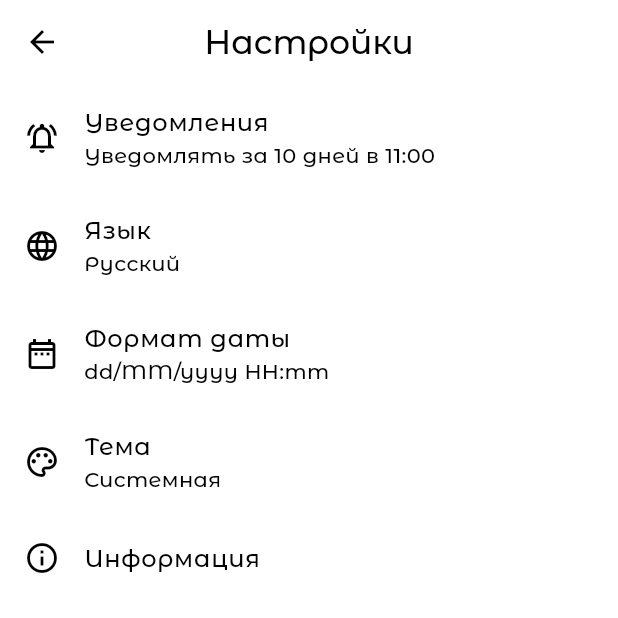
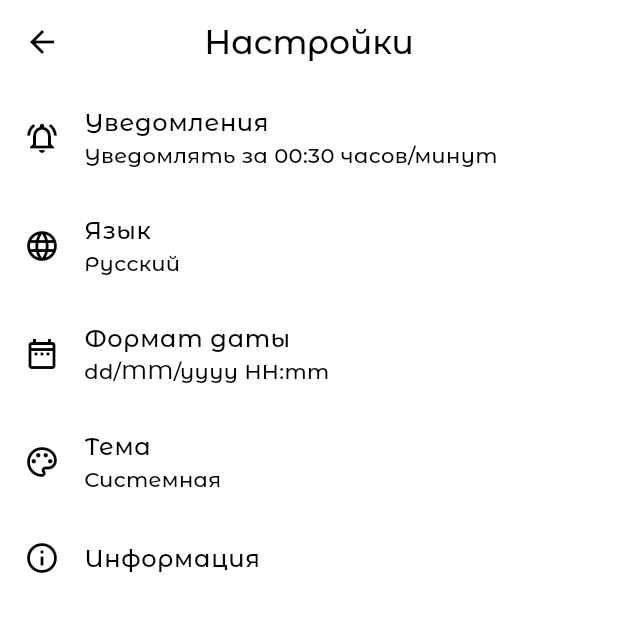
Before and after one commit to Krapivka/todo, a Flutter app: the screen it shows after launch, after a tap on the "menu" icon, on a phone screen of 412 x 824 dp, the top half of it. Run offline on Flutter 3.47's test engine with Material 3 defaults, Android fonts, the phone set to English and light mode, and no system bars; our stand-ins replace auto_route, awesome_notifications, bloc, dartz, equatable, flutter_bloc and 6 more; missing offline and left inert: yandex_mobileads; project files that could hold a hidden picture were left out.

Commit message:
The notification service has been changed. Now the notification arrives within the entered time (hours, minutes)

```diff
--- a/lib/core/services/notification/notification_service.dart
+++ b/lib/core/services/notification/notification_service.dart
@@ -22,19 +22,19 @@ class NotificationService {
         playSound: true,
         criticalAlerts: true,
       ),
-      NotificationChannel(
-        channelGroupKey: "high_importance_channel_group",
-        channelKey: "task_notification_nearby",
-        channelName: "Task notification nearby",
-        channelDescription: "This channel notification users about nearby task",
-        defaultColor: const Color.fromARGB(255, 192, 125, 166),
-        ledColor: Colors.white,
-        importance: NotificationImportance.Max,
-        channelShowBadge: true,
-        onlyAlertOnce: true,
-        playSound: true,
-        criticalAlerts: true,
-      ),
+      // NotificationChannel(
+      //   channelGroupKey: "high_importance_channel_group",
+      //   channelKey: "task_notification_nearby",
+      //   channelName: "Task notification nearby",
+      //   channelDescription: "This channel notification users about nearby task",
+      //   defaultColor: const Color.fromARGB(255, 192, 125, 166),
+      //   ledColor: Colors.white,
+      //   importance: NotificationImportance.Max,
+      //   channelShowBadge: true,
+      //   onlyAlertOnce: true,
+      //   playSound: true,
+      //   criticalAlerts: true,
+      // ),
       NotificationChannel(
         channelGroupKey: "high_importance_channel_group",
         channelKey: "task_notification_test",
@@ -105,37 +105,26 @@ class NotificationService {
   static Future<void> scheduleTaskNotification({
     required int id,
     required TaskEntity task,
-    required int interval,
     required DateTime dateTime,
     required int hourNotif,
     required int minuteNotif,
   }) async {
     final String title = task.title;
+    final String description = task.description ?? "";
 
-    DateTime notificationDateTimeNearby = DateTime(
-            dateTime.year, dateTime.month, dateTime.day, hourNotif, minuteNotif)
-        .subtract(Duration(days: interval));
-
-    DateTime notificationDateTimeInTask = DateTime(
-        dateTime.year, dateTime.month, dateTime.day, hourNotif, minuteNotif);
+    DateTime notificationDateTimeInTask =
+        dateTime.subtract(Duration(hours: hourNotif, minutes: minuteNotif));
 
     await showScheduleNotification(
-        id: -id,
+        id: id,
         channelKey: "task_notification_in_day",
         title: title,
-        body: "",
+        body: description,
         scheduleTime: notificationDateTimeInTask);
-
-    // await showScheduleNotification(
-    //     id: id,
-    //     channelKey: "task_notification_nearby",
-    //     title: title,
-    //     body: "${task.description}",
-    //     scheduleTime: notificationDateTimeNearby);
   }
 
   static Future<void> showTestNotification(body) async {
-    const String title = "Memo birthay";
+    const String title = "Task Calendar";
     await showNotification(title: title, body: body);
   }
 
--- a/lib/features/settings/bloc/bloc/settings_event.dart
+++ b/lib/features/settings/bloc/bloc/settings_event.dart
@@ -14,7 +14,7 @@ class InitializeSettingsEvent extends SettingsEvent {
 class SetNotificationDayTimeEvent extends SettingsEvent {
   const SetNotificationDayTimeEvent(this.dayTimeNotification);
 
-  final DayTimeNotification dayTimeNotification;
+  final TimeNotification dayTimeNotification;
   @override
   List<Object> get props => [dayTimeNotification];
 }
--- a/lib/features/settings/bloc/bloc/settings_state.dart
+++ b/lib/features/settings/bloc/bloc/settings_state.dart
@@ -6,14 +6,14 @@ class SettingsState extends Equatable {
   ///Field [dayTimeNotification] shows how many days are left before the task notification
   ///and time notification
   SettingsState({dayTimeNotification, status, language, dateFormat, theme})
-      : dayTimeNotification = dayTimeNotification ??
-            DayTimeNotification(day: 0, hour: 0, minute: 0),
+      : dayTimeNotification =
+            dayTimeNotification ?? TimeNotification(hour: 0, minute: 0),
         status = status ?? SettingsStatus.initial,
         language = language ?? '',
         dateFormat = dateFormat ?? '',
         theme = theme ?? AppThemeMode.system;
 
-  final DayTimeNotification dayTimeNotification;
+  final TimeNotification dayTimeNotification;
   final SettingsStatus status;
   final String language;
   final String dateFormat;
@@ -23,7 +23,7 @@ class SettingsState extends Equatable {
       [dayTimeNotification, status, language, dateFormat, theme];
 
   SettingsState copyWith({
-    DayTimeNotification? dayTimeNotification,
+    TimeNotification? dayTimeNotification,
     String? language,
     String? dateFormat,
     AppThemeMode? theme,
--- a/lib/features/settings/data/datasource/settings_local_data_source.dart
+++ b/lib/features/settings/data/datasource/settings_local_data_source.dart
@@ -4,9 +4,8 @@ import 'package:flutter/material.dart';
 import 'package:shared_preferences/shared_preferences.dart';
 
 abstract interface class AbstractSettingsLocalDataSource {
-  Future<DayTimeNotification> getNotificationDayTimeNotificationFromCache();
-  Future<void> notificationDayTimeNotificationToCache(
-      DayTimeNotification dayTime);
+  Future<TimeNotification> getNotificationDayTimeNotificationFromCache();
+  Future<void> notificationDayTimeNotificationToCache(TimeNotification dayTime);
   Future<String> getLanguageFromCache();
   Future<void> languageToCache(String lang);
   Future<String> getDateFormatFromCache();
@@ -36,20 +35,19 @@ class SettingsLocalDataSource extends AbstractSettingsLocalDataSource {
   SettingsLocalDataSource({required this.sharedPreferences});
 
   @override
-  Future<DayTimeNotification>
-      getNotificationDayTimeNotificationFromCache() async {
+  Future<TimeNotification> getNotificationDayTimeNotificationFromCache() async {
     String? dayTimeNotification =
         sharedPreferences.getString(keyDayTimeNotification);
     if (dayTimeNotification != null) {
-      return DayTimeNotification.fromJson(dayTimeNotification);
+      return TimeNotification.fromJson(dayTimeNotification);
     }
-    // Значение по умолчанию - day 10, hour 11, minute 0
-    return DayTimeNotification(day: 10, hour: 11, minute: 0);
+    // Значение по умолчанию - day 10, hour 0, minute 30
+    return TimeNotification(hour: 0, minute: 30);
   }
 
   @override
   Future<void> notificationDayTimeNotificationToCache(
-      DayTimeNotification dayTime) async {
+      TimeNotification dayTime) async {
     await sharedPreferences.setString(keyDayTimeNotification, dayTime.toJson());
   }
 
--- a/lib/features/settings/data/models/day_time_notification.dart
+++ b/lib/features/settings/data/models/day_time_notification.dart
@@ -1,23 +1,19 @@
 import 'dart:convert';
 
-class DayTimeNotification {
-  DayTimeNotification({
-    required this.day,
+class TimeNotification {
+  TimeNotification({
     required this.hour,
     required this.minute,
   });
 
-  int day;
   int hour;
   int minute;
 
-  DayTimeNotification copyWith({
-    int? day,
+  TimeNotification copyWith({
     int? hour,
     int? minute,
   }) {
-    return DayTimeNotification(
-      day: day ?? this.day,
+    return TimeNotification(
       hour: hour ?? this.hour,
       minute: minute ?? this.minute,
     );
@@ -25,15 +21,13 @@ class DayTimeNotification {
 
   Map<String, dynamic> toMap() {
     return {
-      'day': day,
       'hour': hour,
       'minute': minute,
     };
   }
 
-  factory DayTimeNotification.fromMap(Map<String, dynamic> map) {
-    return DayTimeNotification(
-      day: map['day']?.toInt() ?? 0,
+  factory TimeNotification.fromMap(Map<String, dynamic> map) {
+    return TimeNotification(
       hour: map['hour']?.toInt() ?? 0,
       minute: map['minute']?.toInt() ?? 0,
     );
@@ -41,23 +35,21 @@ class DayTimeNotification {
 
   String toJson() => json.encode(toMap());
 
-  factory DayTimeNotification.fromJson(String source) =>
-      DayTimeNotification.fromMap(json.decode(source));
+  factory TimeNotification.fromJson(String source) =>
+      TimeNotification.fromMap(json.decode(source));
 
   @override
-  String toString() =>
-      'DayTimeNotification(day: $day, hour: $hour, minute: $minute)';
+  String toString() => 'DayTimeNotification(hour: $hour, minute: $minute)';
 
   @override
   bool operator ==(Object other) {
     if (identical(this, other)) return true;
 
-    return other is DayTimeNotification &&
-        other.day == day &&
+    return other is TimeNotification &&
         other.hour == hour &&
         other.minute == minute;
   }
 
   @override
-  int get hashCode => day.hashCode ^ hour.hashCode ^ minute.hashCode;
+  int get hashCode => hour.hashCode ^ minute.hashCode;
 }
--- a/lib/features/settings/data/models/settings.dart
+++ b/lib/features/settings/data/models/settings.dart
@@ -8,7 +8,7 @@ class SettingsModel extends Equatable {
       required this.language,
       required this.dateFormat,
       required this.theme});
-  final DayTimeNotification dayTimeNotification;
+  final TimeNotification dayTimeNotification;
   final String language;
   final String dateFormat;
   final AppThemeMode theme;
--- a/lib/features/settings/data/repository/abstract_settings_repository.dart
+++ b/lib/features/settings/data/repository/abstract_settings_repository.dart
@@ -5,9 +5,9 @@ import 'package:todo/features/settings/data/models/settings.dart';
 import 'package:dartz/dartz.dart';
 
 abstract interface class AbstractSettingsRepository {
-  Future<Either<Failure, DayTimeNotification>> getNotificationDayTime();
+  Future<Either<Failure, TimeNotification>> getNotificationDayTime();
   Future<Either<Failure, void>> setNotificationDayTime(
-      DayTimeNotification notificationDay);
+      TimeNotification notificationDay);
   Future<Either<Failure, String>> getLanguage();
   Future<Either<Failure, void>> setLanguage(String lang);
   Future<Either<Failure, String>> getDateFormat();
--- a/lib/features/settings/data/repository/settings_repository.dart
+++ b/lib/features/settings/data/repository/settings_repository.dart
@@ -31,7 +31,7 @@ class SettingsRepository implements AbstractSettingsRepository {
   }
 
   @override
-  Future<Either<Failure, DayTimeNotification>> getNotificationDayTime() async {
+  Future<Either<Failure, TimeNotification>> getNotificationDayTime() async {
     try {
       final notificationDay =
           await localDataSource.getNotificationDayTimeNotificationFromCache();
@@ -71,7 +71,7 @@ class SettingsRepository implements AbstractSettingsRepository {
 
   @override
   Future<Either<Failure, void>> setNotificationDayTime(
-      DayTimeNotification dayTime) async {
+      TimeNotification dayTime) async {
     try {
       return Right(await localDataSource
           .notificationDayTimeNotificationToCache(dayTime));
@@ -93,8 +93,7 @@ class SettingsRepository implements AbstractSettingsRepository {
   Future<Either<Failure, SettingsModel>> getSettingsData() async {
     String dateFormat = '';
     String language = '';
-    DayTimeNotification dayTimeNotification =
-        DayTimeNotification(day: 0, hour: 0, minute: 0);
+    TimeNotification dayTimeNotification = TimeNotification(hour: 0, minute: 0);
     AppThemeMode theme = AppThemeMode.system;
     try {
       (await getDateFormat())
--- a/lib/features/settings/screens/settings_list.dart
+++ b/lib/features/settings/screens/settings_list.dart
@@ -1,4 +1,5 @@
 import 'package:auto_route/auto_route.dart';
+import 'package:todo/core/utils/date_utils/date_utils.dart';
 import 'package:todo/features/settings/bloc/bloc/settings_bloc.dart';
 import 'package:todo/generated/l10n.dart';
 import 'package:todo/router/router.dart';
@@ -32,12 +33,11 @@ class SettingsPageView extends StatelessWidget {
               ListTile(
                 leading: const Icon(Icons.notifications_on_outlined),
                 title: Text(S.of(context).notification),
-                subtitle: Text(S.of(context).notifyDayNInAdvanceAtHourNminuteN(
-                    state.dayTimeNotification.day,
-                    state.dayTimeNotification.hour,
-                    state.dayTimeNotification.minute == 0
-                        ? "00"
-                        : state.dayTimeNotification.minute)),
+                subtitle: Text(S.of(context).notifyInDatetimeNHoursminutes(
+                    DateTimeUtils.formatDate(
+                        DateTime(0, 0, 0, state.dayTimeNotification.hour,
+                            state.dayTimeNotification.minute),
+                        "HH:mm"))),
                 onTap: () {
                   AutoRouter.of(context)
                       .push(const SettingsNotificationRoute());
--- a/lib/features/todo_changes/adding_task/bloc/adding_task_bloc.dart
+++ b/lib/features/todo_changes/adding_task/bloc/adding_task_bloc.dart
@@ -78,7 +78,6 @@ class AddingTaskBloc extends Bloc<AddingTaskEvent, AddingTaskState> {
           await NotificationService.scheduleTaskNotification(
               task: task,
               id: task.id,
-              interval: result.day,
               dateTime: taskTime,
               hourNotif: result.hour,
               minuteNotif: result.minute);
--- a/lib/features/todo_list/bloc/todo_list_bloc.dart
+++ b/lib/features/todo_list/bloc/todo_list_bloc.dart
@@ -151,7 +151,6 @@ class TasksListBloc extends Bloc<TasksListEvent, TasksListState> {
           await NotificationService.scheduleTaskNotification(
               task: task,
               id: task.id,
-              interval: result.day,
               dateTime: taskTime,
               hourNotif: result.hour,
               minuteNotif: result.minute);
--- a/lib/l10n/intl_en.arb
+++ b/lib/l10n/intl_en.arb
@@ -41,5 +41,6 @@
   "week": "week",
   "chooseDateTime": "Выберите дату и время:",
   "descriptionForTask": "Описание",
-  "howLongDoesItTakeToNotifyAboutATask": "How long does it take to notify about a task (hours, minutes)?"
+  "howLongDoesItTakeToNotifyAboutATask": "How long does it take to notify about a task (hours, minutes)?",
+  "notifyInDatetimeNHoursminutes": "Notify in {dateTime} hours/minutes"
 }
--- a/lib/l10n/intl_ru.arb
+++ b/lib/l10n/intl_ru.arb
@@ -41,5 +41,6 @@
   "week": "неделя",
   "chooseDateTime": "Выберите дату и время:",
   "descriptionForTask": "Описание",
-  "howLongDoesItTakeToNotifyAboutATask": "За сколько уведомлять о задаче (часы, минуты)?"
+  "howLongDoesItTakeToNotifyAboutATask": "За сколько уведомлять о задаче (часы, минуты)?",
+  "notifyInDatetimeNHoursminutes": "Уведомлять за {dateTime} часов/минут"
 }
--- a/lib/main.dart
+++ b/lib/main.dart
@@ -1,7 +1,4 @@
-import 'dart:async';
-
 import 'package:flutter/material.dart';
-import 'package:flutter_bloc/flutter_bloc.dart';
 import 'package:get_it/get_it.dart';
 import 'package:package_info/package_info.dart';
 import 'package:shared_preferences/shared_preferences.dart';
--- a/lib/todo_app.dart
+++ b/lib/todo_app.dart
@@ -18,7 +18,7 @@ class App extends StatelessWidget {
   final AbstractSettingsRepository settingsRepository;
   static final GlobalKey<NavigatorState> navigatorKey =
       GlobalKey<NavigatorState>();
-  static const String name = 'Awesome Notifications - Example App';
+  static const String name = 'Task Calendar';
   static const Color mainColor = Colors.deepPurple;
 
   const App(
@@ -87,7 +87,7 @@ class _AppViewState extends State<AppView> {
           supportedLocales: S.delegate.supportedLocales,
           locale: Locale(state.language),
           debugShowCheckedModeBanner: false,
-          title: 'To Do',
+          title: 'Task Calendar',
           theme: lightTheme,
           darkTheme: darkTheme,
           themeMode: state.theme.themeMode,
```
Also changed, not shown: lib/features/settings/screens/notification.dart (+4 -6 lines), lib/features/todo_changes/update_task/bloc/update_task_bloc.dart (+2 -8 lines), lib/generated/intl/messages_en.dart, lib/generated/intl/messages_ru.dart, lib/generated/l10n.dart.
